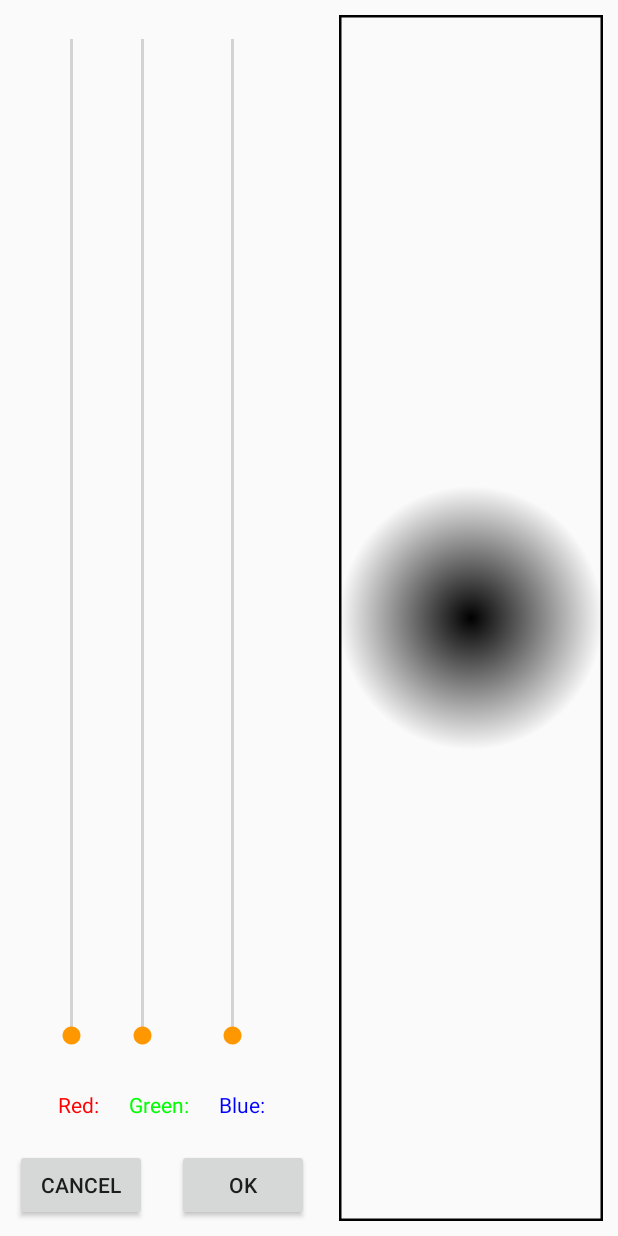
After one commit to iridin/8x8RGBMatrixCenter, an Android app: the layout custom_color_layout_land.xml on its own in the app's theme, with its tools: preview values and no code run, on a phone screen of 412 x 824 dp. The commit adds this screen. Run offline under Robolectric (Android 15) with nearby library versions, the phone set to English and light mode, and no system bars.

Commit message:
Landscape layout for custom color selection.

```diff
--- a/app/src/main/java/cz/cuni/mff/a8x8rgbmatrixcenter/MatrixView.java
+++ b/app/src/main/java/cz/cuni/mff/a8x8rgbmatrixcenter/MatrixView.java
@@ -12,7 +12,7 @@ import android.view.ViewGroup;
  * Created by Dominik Skoda on 19.04.2016.
  */
 public class MatrixView extends ViewGroup  implements View.OnClickListener {
-
+// TODO: save state when rotating
     public static final int LED_ARRAY_WIDTH = 8;
     public static final int LED_ARRAY_HEIGHT = 8;
 
--- /dev/null
+++ b/app/src/main/res/layout/custom_color_layout_land.xml
@@ -0,0 +1,140 @@
+<?xml version="1.0" encoding="utf-8"?>
+<LinearLayout xmlns:android="http://schemas.android.com/apk/res/android"
+    xmlns:tools="http://schemas.android.com/tools"
+    android:id="@+id/custom_color_view"
+    android:layout_width="match_parent"
+    android:layout_height="match_parent"
+    android:orientation="horizontal"
+    tools:context=".CustomColorActivity">
+
+    <LinearLayout
+        android:layout_width="wrap_content"
+        android:layout_height="match_parent"
+        android:orientation="vertical">
+
+        <LinearLayout
+            android:layout_width="wrap_content"
+            android:layout_height="match_parent"
+            android:orientation="horizontal"
+            android:layout_weight="1"
+            android:layout_gravity="center">
+
+            <LinearLayout
+                android:layout_width="wrap_content"
+                android:layout_height="match_parent"
+                android:orientation="vertical">
+
+                <cz.cuni.mff.a8x8rgbmatrixcenter.VerticalSeekBar
+                    android:id="@+id/red_seekbar"
+                    android:layout_width="wrap_content"
+                    android:layout_height="match_parent"
+                    android:layout_marginBottom="@dimen/seekbar_vertical_margin"
+                    android:layout_marginLeft="@dimen/seekbar_horizontal_margin"
+                    android:layout_marginRight="@dimen/seekbar_horizontal_margin"
+                    android:layout_marginTop="@dimen/seekbar_vertical_margin"
+                    android:layout_weight="1"
+                    android:max="3" />
+
+                <TextView
+                    android:layout_width="wrap_content"
+                    android:layout_height="wrap_content"
+                    android:layout_marginBottom="@dimen/seekbar_vertical_margin"
+                    android:layout_marginLeft="@dimen/seekbar_horizontal_margin"
+                    android:layout_marginRight="@dimen/seekbar_horizontal_margin"
+                    android:layout_marginTop="@dimen/seekbar_vertical_margin"
+                    android:text="Red:"
+                    android:textColor="#FF0000" />
+            </LinearLayout>
+
+            <LinearLayout
+                android:layout_width="wrap_content"
+                android:layout_height="match_parent"
+                android:orientation="vertical">
+
+                <cz.cuni.mff.a8x8rgbmatrixcenter.VerticalSeekBar
+                    android:id="@+id/green_seekbar"
+                    android:layout_width="wrap_content"
+                    android:layout_height="match_parent"
+                    android:layout_marginBottom="@dimen/seekbar_vertical_margin"
+                    android:layout_marginLeft="@dimen/seekbar_horizontal_margin"
+                    android:layout_marginRight="@dimen/seekbar_horizontal_margin"
+                    android:layout_marginTop="@dimen/seekbar_vertical_margin"
+                    android:layout_weight="1"
+                    android:max="3" />
+
+                <TextView
+                    android:layout_width="wrap_content"
+                    android:layout_height="wrap_content"
+                    android:layout_marginBottom="@dimen/seekbar_vertical_margin"
+                    android:layout_marginLeft="@dimen/seekbar_horizontal_margin"
+                    android:layout_marginRight="@dimen/seekbar_horizontal_margin"
+                    android:layout_marginTop="@dimen/seekbar_vertical_margin"
+                    android:text="Green:"
+                    android:textColor="#00FF00" />
+            </LinearLayout>
+
+            <LinearLayout
+                android:layout_width="wrap_content"
+                android:layout_height="match_parent"
+                android:orientation="vertical">
+
+                <cz.cuni.mff.a8x8rgbmatrixcenter.VerticalSeekBar
+                    android:id="@+id/blue_seekbar"
+                    android:layout_width="wrap_content"
+                    android:layout_height="match_parent"
+                    android:layout_marginBottom="@dimen/seekbar_vertical_margin"
+                    android:layout_marginLeft="@dimen/seekbar_horizontal_margin"
+                    android:layout_marginRight="@dimen/seekbar_horizontal_margin"
+                    android:layout_marginTop="@dimen/seekbar_vertical_margin"
+                    android:layout_weight="1"
+                    android:max="3" />
+
+                <TextView
+                    android:layout_width="wrap_content"
+                    android:layout_height="wrap_content"
+                    android:layout_marginBottom="@dimen/seekbar_vertical_margin"
+                    android:layout_marginLeft="@dimen/seekbar_horizontal_margin"
+                    android:layout_marginRight="@dimen/seekbar_horizontal_margin"
+                    android:layout_marginTop="@dimen/seekbar_vertical_margin"
+                    android:text="Blue:"
+                    android:textColor="#0000FF" />
+
+            </LinearLayout>
+        </LinearLayout>
+
+        <LinearLayout
+            android:layout_width="wrap_content"
+            android:layout_height="wrap_content"
+            android:orientation="horizontal">
+
+            <Button
+                android:id="@+id/cancel_button"
+                android:layout_width="wrap_content"
+                android:layout_height="wrap_content"
+                android:layout_marginBottom="@dimen/seekbar_vertical_margin"
+                android:layout_marginLeft="@dimen/seekbar_horizontal_margin"
+                android:layout_marginRight="@dimen/seekbar_horizontal_margin"
+                android:layout_marginTop="@dimen/seekbar_vertical_margin"
+                android:text="Cancel" />
+
+            <Button
+                android:id="@+id/ok_button"
+                android:layout_width="wrap_content"
+                android:layout_height="wrap_content"
+                android:layout_marginBottom="@dimen/seekbar_vertical_margin"
+                android:layout_marginLeft="@dimen/seekbar_horizontal_margin"
+                android:layout_marginRight="@dimen/seekbar_horizontal_margin"
+                android:layout_marginTop="@dimen/seekbar_vertical_margin"
+                android:text="OK" />
+        </LinearLayout>
+    </LinearLayout>
+
+    <cz.cuni.mff.a8x8rgbmatrixcenter.ColorView
+        android:id="@+id/colorPreview"
+        android:layout_width="match_parent"
+        android:layout_height="match_parent"
+        android:layout_marginLeft="@dimen/seekbar_horizontal_margin"
+        android:layout_marginBottom="@dimen/seekbar_vertical_margin"
+        android:layout_marginRight="@dimen/seekbar_horizontal_margin"
+        android:layout_marginTop="@dimen/seekbar_vertical_margin" />
+</LinearLayout>
--- /dev/null
+++ b/app/src/main/res/values-land/layouts.xml
@@ -0,0 +1,4 @@
+<?xml version="1.0" encoding="utf-8"?>
+<resources>
+    <item name="custom_color_layout" type="layout">@layout/custom_color_layout_land</item>
+</resources>
--- /dev/null
+++ b/app/src/main/res/values-port/layouts.xml
@@ -0,0 +1,4 @@
+<?xml version="1.0" encoding="utf-8"?>
+<resources>
+    <item name="custom_color_layout" type="layout">@layout/custom_color_layout_port</item>
+</resources>
--- /dev/null
+++ b/app/src/main/res/values/layouts.xml
@@ -0,0 +1,4 @@
+<?xml version="1.0" encoding="utf-8"?>
+<resources>
+    <item name="custom_color_layout" type="layout">@layout/custom_color_layout_port</item>
+</resources>
```
Also changed, not shown: app/src/main/java/cz/cuni/mff/a8x8rgbmatrixcenter/VerticalSeekBar.java (added, +121 -0 lines), app/src/main/res/layout/custom_color_layout_port.xml (renamed from app/src/main/res/layout/custom_color_layout.xml).
